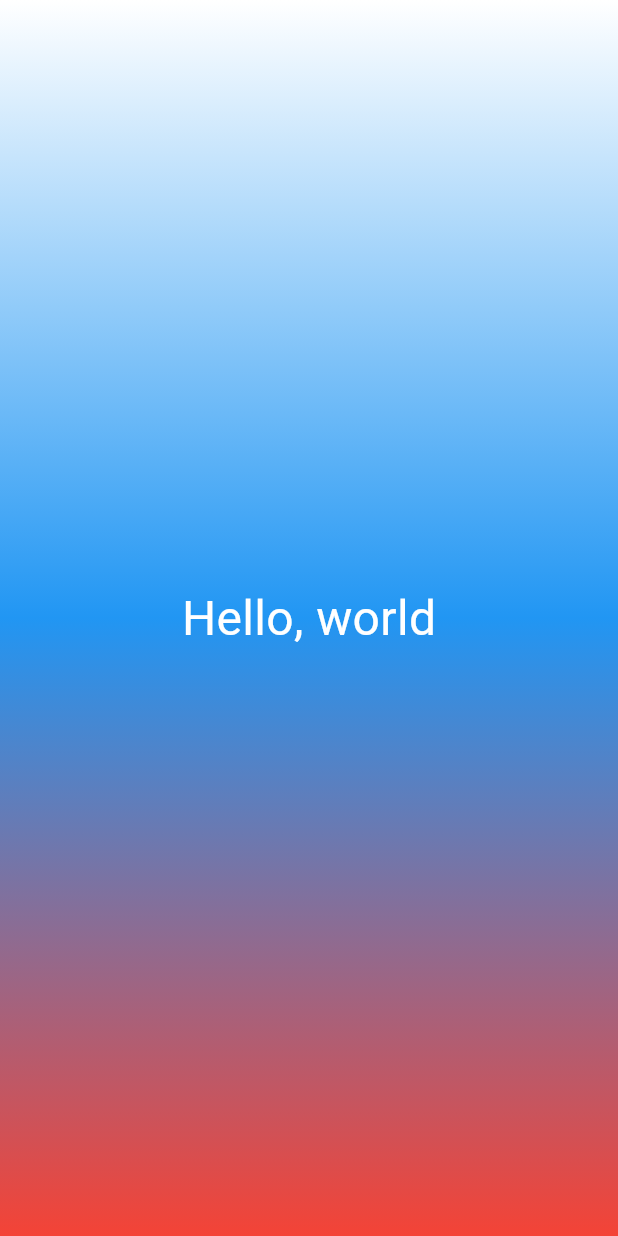
After one commit to ssscvlnk/Flutter_Lab3, a Flutter app: the screen it shows after launch, on a phone screen of 412 x 824 dp. The commit adds this screen. Run offline on Flutter 3.47's test engine with Material 3 defaults, Android fonts, the phone set to English and light mode, and no system bars.

Commit message:
Extract GradientContainer to a separate file

```diff
--- /dev/null
+++ b/lib/gradient_container.dart
@@ -0,0 +1,31 @@
+import 'package:flutter/material.dart';
+
+class GradientContainer
+    extends StatelessWidget {
+  const GradientContainer({super.key});
+  @override
+  Widget build(BuildContext context) {
+    return Container(
+      decoration: BoxDecoration(
+        gradient: LinearGradient(
+          colors: [
+            Colors.white,
+            Colors.blue,
+            Colors.red,
+          ],
+          begin: Alignment.topCenter,
+          end: Alignment.bottomCenter,
+        ),
+      ),
+      child: Center(
+        child: Text(
+          "Hello, world",
+          style: TextStyle(
+            color: Colors.white,
+            fontSize: 32,
+          ),
+        ),
+      ),
+    );
+  }
+}
```
Also changed, not shown: lib/main.dart (+2 -18 lines), img/step3_Startseva.png (added).
